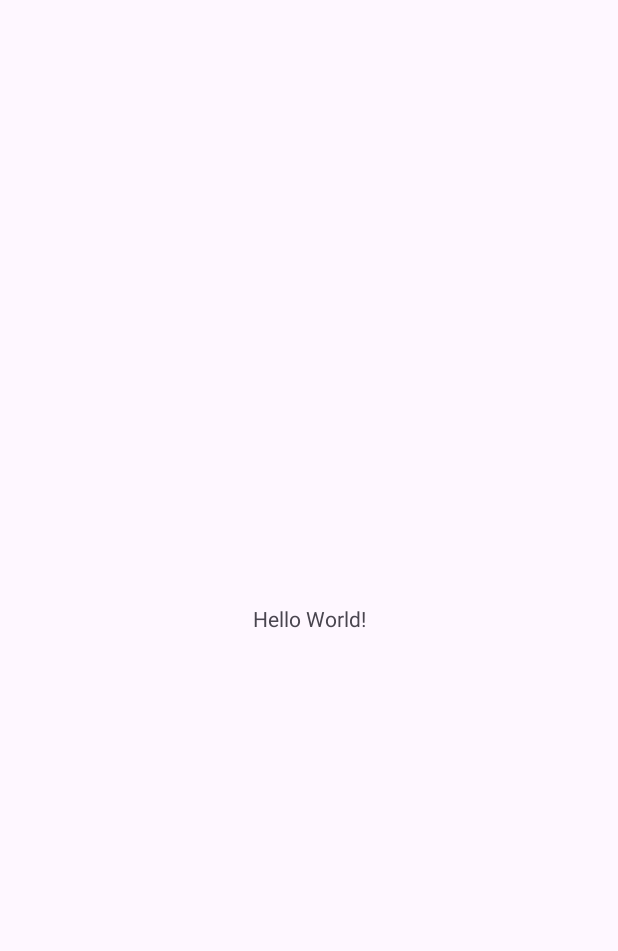
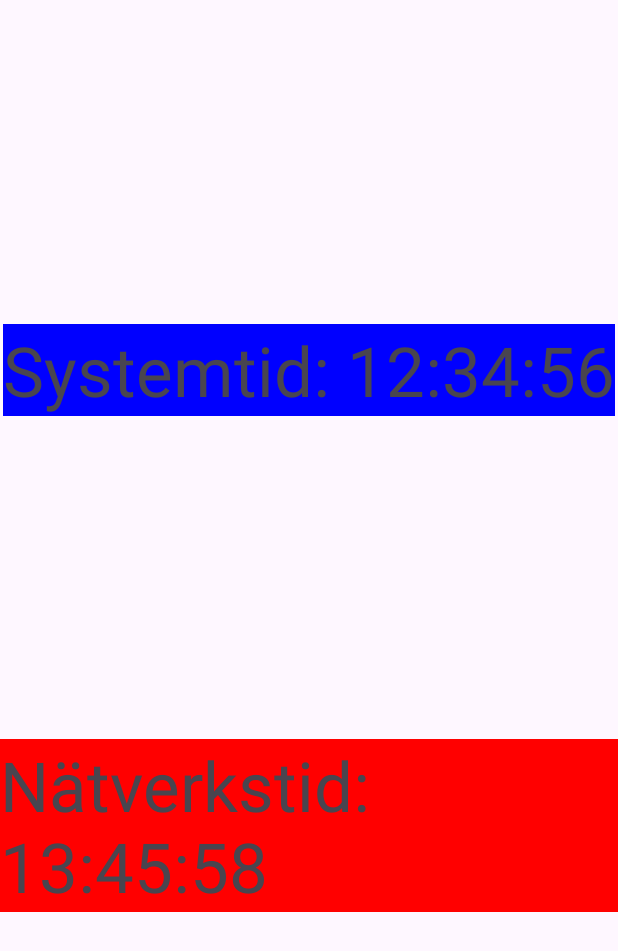
Before and after one commit to jekolsh/NTPTime, an Android app: the screen it shows after launch (MainActivity), on a phone screen of 412 x 824 dp. Before the commit the part shown is almost empty. Shown: the top 951 px of the screen. Run offline under Robolectric (Android 15) with nearby library versions, the phone set to English and light mode, and no system bars.

```diff
--- a/app/build.gradle.kts
+++ b/app/build.gradle.kts
@@ -4,11 +4,11 @@ plugins {
 
 android {
     namespace = "com.example.ntptime"
-    compileSdk = 33
+    compileSdk = 34
 
     defaultConfig {
         applicationId = "com.example.ntptime"
-        minSdk = 33
+        minSdk = 34
         targetSdk = 33
         versionCode = 1
         versionName = "1.0"
--- a/app/src/main/java/com/example/ntptime/MainActivity.java
+++ b/app/src/main/java/com/example/ntptime/MainActivity.java
@@ -2,13 +2,35 @@ package com.example.ntptime;
 
 import androidx.appcompat.app.AppCompatActivity;
 
+import android.annotation.SuppressLint;
 import android.os.Bundle;
+import android.widget.TextView;
 
 public class MainActivity extends AppCompatActivity {
+    private TextView systemTimeTextView;
+    private TextView networkTimeTextView;
 
     @Override
     protected void onCreate(Bundle savedInstanceState) {
         super.onCreate(savedInstanceState);
         setContentView(R.layout.activity_main);
+
+        // Find the TextView elements in the layout via ID
+        systemTimeTextView = findViewById(R.id.systemTimeTextView);
+        networkTimeTextView = findViewById(R.id.networkTimeTextView);
+
+        systemTimeTextView.setText("Systemtid: " + getSystemTime());
+        networkTimeTextView.setText("Nätverkstid: " + getNetworkTime());
     }
+
+    // function for pick up system time
+    private String getSystemTime() {
+        return "12:34:56";
+    }
+
+    // function for pick up network time
+    private String getNetworkTime() {
+        return "13:45:58";
+    }
+
 }
--- a/app/src/main/res/layout/activity_main.xml
+++ b/app/src/main/res/layout/activity_main.xml
@@ -7,12 +7,27 @@
     tools:context=".MainActivity">
 
     <TextView
+        android:id="@+id/systemTimeTextView"
         android:layout_width="wrap_content"
         android:layout_height="wrap_content"
-        android:text="Hello World!"
-        app:layout_constraintBottom_toBottomOf="parent"
+        android:text="Systemtid: "
+        android:background="#0000FF"
+        android:textSize="46sp"
+        app:layout_constraintStart_toStartOf="parent"
         app:layout_constraintEnd_toEndOf="parent"
+        app:layout_constraintTop_toTopOf="parent"
+        app:layout_constraintBottom_toTopOf="@id/networkTimeTextView" />
+
+    <TextView
+        android:id="@+id/networkTimeTextView"
+        android:layout_width="wrap_content"
+        android:layout_height="wrap_content"
+        android:text="Nätverkstid: "
+        android:background="#FF0000"
+        android:textSize="46sp"
         app:layout_constraintStart_toStartOf="parent"
-        app:layout_constraintTop_toTopOf="parent" />
+        app:layout_constraintEnd_toEndOf="parent"
+        app:layout_constraintTop_toBottomOf="@id/systemTimeTextView"
+        app:layout_constraintBottom_toBottomOf="parent" />
 
 </androidx.constraintlayout.widget.ConstraintLayout>
```
